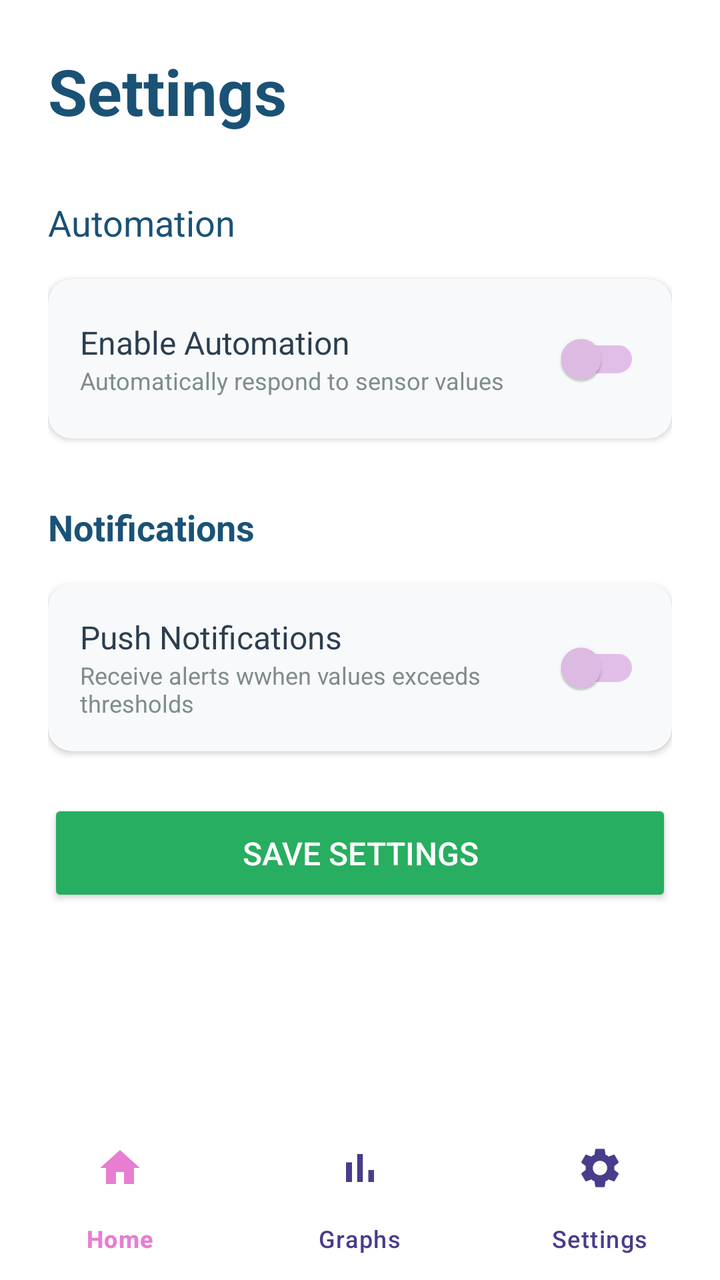
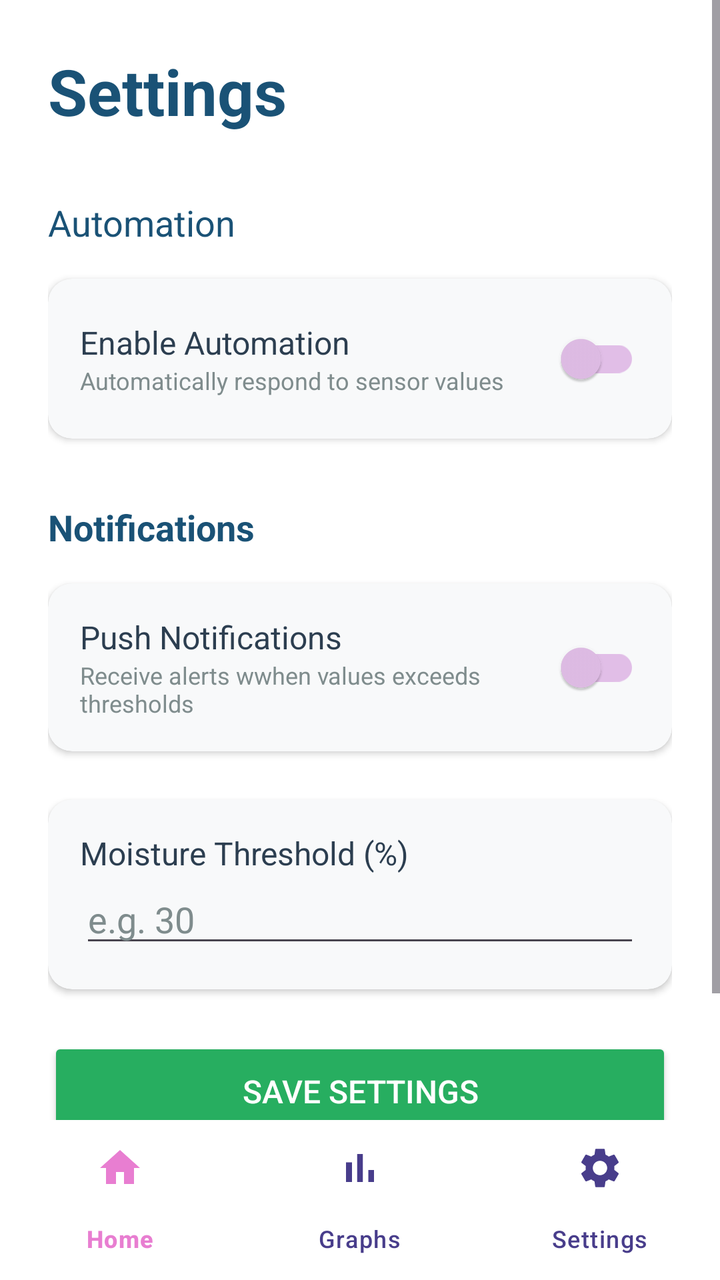

Screens rendered from an Android XML layout before and after an edit, with the pre-edit source and the edit as a unified diff.
<!-- AndroidManifest.xml: application theme Theme.Example2 -->
<!-- res/layout/activity_settings.xml -->
<?xml version="1.0" encoding="utf-8"?>
<LinearLayout
    xmlns:android="http://schemas.android.com/apk/res/android"
    xmlns:app="http://schemas.android.com/apk/res-auto"
    android:layout_width="match_parent"
    android:layout_height="match_parent"
    android:orientation="vertical"
    android:background="#FFFFFF">

    <ScrollView
        android:layout_width="match_parent"
        android:layout_height="0dp"
        android:layout_weight="1"
        android:fillViewport="true">


    
    <LinearLayout
        android:layout_width="match_parent"
        android:layout_height="0dp"
        android:layout_weight="1"
        android:orientation="vertical"
        android:padding="24dp">

        <TextView
            android:layout_width="wrap_content"
            android:layout_height="wrap_content"
            android:text="Settings"
            android:textSize="32sp"
            android:textColor="#1A5276"
            android:textStyle="bold"
            android:layout_marginBottom="32dp"/>

        <TextView
            android:layout_width="wrap_content"
            android:layout_height="wrap_content"
            android:text="Automation"
            android:textSize="18sp"
            android:textColor="#1A5276"
            android:layout_marginBottom="16dp"/>

        
        <androidx.cardview.widget.CardView
            android:layout_width="match_parent"
            android:layout_height="wrap_content"
            android:layout_marginBottom="16dp"
            app:cardCornerRadius="12dp"
            app:cardElevation="2dp"
            app:cardBackgroundColor="#F8F9FA">

            <LinearLayout
                android:layout_width="match_parent"
                android:layout_height="wrap_content"
                android:orientation="horizontal"
                android:padding="16dp"
                android:gravity="center_vertical">

                <LinearLayout
                    android:layout_width="0dp"
                    android:layout_height="wrap_content"
                    android:layout_weight="1"
                    android:orientation="vertical">

                    <TextView
                        android:layout_width="wrap_content"
                        android:layout_height="wrap_content"
                        android:text="Enable Automation"
                        android:textSize="16sp"
                        android:textColor="#2C3E50"/>
                    <TextView
                        android:layout_width="wrap_content"
                        android:layout_height="wrap_content"
                        android:text="Automatically respond to sensor values"
                        android:textSize="12sp"
                        android:textColor="#7F8C8D"/>

                </LinearLayout>
                <com.google.android.material.switchmaterial.SwitchMaterial
                    android:id="@+id/switchAutomation"
                    android:layout_width="wrap_content"
                    android:layout_height="wrap_content"
                    app:thumbTint="@color/switch_thumb_color"
                    app:trackTint="@color/switch_track_color"/>

            </LinearLayout>
        </androidx.cardview.widget.CardView>

        

        <TextView
            android:layout_width="wrap_content"
            android:layout_height="wrap_content"
            android:text="Notifications"
            android:textSize="18sp"
            android:textColor="#1A5276"
            android:textStyle="bold"
            android:layout_marginBottom="16dp"
            android:layout_marginTop="16dp"/>

        <androidx.cardview.widget.CardView
            android:layout_width="match_parent"
            android:layout_height="wrap_content"
            android:layout_marginBottom="24dp"
            app:cardCornerRadius="12dp"
            app:cardElevation="2dp"
            app:cardBackgroundColor="#F8F9FA">

            <LinearLayout
                android:layout_width="match_parent"
                android:layout_height="wrap_content"
                android:orientation="horizontal"
                android:padding="16dp"
                android:gravity="center_vertical">

                <LinearLayout
                    android:layout_width="0dp"
                    android:layout_height="wrap_content"
                    android:layout_weight="1"
                    android:orientation="vertical">

                    <TextView
                        android:layout_width="wrap_content"
                        android:layout_height="wrap_content"
                        android:text="Push Notifications"
                        android:textSize="16sp"
                        android:textColor="#2C3E50"/>
                    <TextView
                        android:layout_width="wrap_content"
                        android:layout_height="wrap_content"
                        android:text="Receive alerts wwhen values exceeds thresholds"
                        android:textSize="12sp"
                        android:textColor="#7F8C8D"/>

    </LinearLayout>
        <com.google.android.material.switchmaterial.SwitchMaterial
            android:id="@+id/switchNotifications"
            android:layout_width="wrap_content"
            android:layout_height="wrap_content"
            app:thumbTint="@color/switch_thumb_color"
            app:trackTint="@color/switch_track_color"/>

            </LinearLayout>
        </androidx.cardview.widget.CardView>

        

        <Button
            android:id="@+id/btnSaveSettings"
            android:layout_width="match_parent"
            android:layout_height="wrap_content"
            android:text="Save Settings"
            android:textSize="16sp"
            android:backgroundTint="#27AE60"
            android:textColor="#FFFFFF"
            android:padding="16dp"/>

        <TextView
            android:id="@+id/tvSettingStatus"
            android:layout_width="wrap_content"
            android:layout_height="wrap_content"
            android:layout_gravity="center_horizontal"
            android:layout_marginTop="16dp"
            android:text=""
            android:textSize="14sp"
            android:textColor="#27AE60"/>
    </LinearLayout>
    </ScrollView>

    <com.google.android.material.bottomnavigation.BottomNavigationView
        android:id="@+id/bottomNavigation"
        android:layout_width="match_parent"
        android:layout_height="wrap_content"
        android:background="#FFFFFF"
        app:menu="@menu/bottom_nav_menu"
        app:itemIconTint="@color/nav_item_colour"
        app:itemTextColor="@color/nav_item_colour"
        app:labelVisibilityMode="labeled"/>

</LinearLayout>
<!-- resources referenced by this layout -->
<resources>
  <style name="Theme.Example2" parent="Theme.Material3.DayNight.NoActionBar">
          
          <item name="colorPrimary">@color/purple_500</item>
          <item name="colorPrimaryVariant">@color/purple_700</item>
          <item name="colorOnPrimary">@color/white</item>
          
          <item name="colorSecondary">@color/teal_200</item>
          <item name="colorSecondaryVariant">@color/teal_700</item>
          <item name="colorOnSecondary">@color/black</item>
          
          <item name="android:statusBarColor">?attr/colorPrimaryVariant</item>
          
      </style>
  <color name="purple_500">#FF6200EE</color>
  <color name="purple_700">#FF3700B3</color>
  <color name="white">#FFFFFFFF</color>
  <color name="teal_200">#FF03DAC5</color>
  <color name="teal_700">#FF018786</color>
  <color name="black">#FF000000</color>
</resources>

<!-- the commit's change to res/layout/activity_settings.xml (unified diff, before → after) -->
@@ -97,6 +97,7 @@
             android:layout_marginBottom="16dp"
             android:layout_marginTop="16dp"/>
 
+        
         <androidx.cardview.widget.CardView
             android:layout_width="match_parent"
             android:layout_height="wrap_content"
@@ -141,6 +142,42 @@
 
             </LinearLayout>
         </androidx.cardview.widget.CardView>
+
+        
+        <androidx.cardview.widget.CardView
+            android:layout_width="match_parent"
+            android:layout_height="wrap_content"
+            android:layout_marginBottom="24dp"
+            app:cardCornerRadius="12dp"
+            app:cardElevation="2dp"
+            app:cardBackgroundColor="#F8F9FA">
+            
+            <LinearLayout
+                android:layout_width="match_parent"
+                android:layout_height="wrap_content"
+                android:orientation="vertical"
+                android:padding="16dp">
+
+                <TextView
+                    android:layout_width="wrap_content"
+                    android:layout_height="wrap_content"
+                    android:text="Moisture Threshold (%)"
+                    android:textSize="16sp"
+                    android:textColor="#2C3E50"/>
+
+                <EditText
+                    android:id="@+id/etThreshold"
+                    android:layout_width="match_parent"
+                    android:layout_height="wrap_content"
+                    android:hint="e.g. 30"
+                    android:inputType="number"
+                    android:maxLength="3"
+                    android:textColor="#2C3E50"
+                    android:textColorHint="#7F8C8D"/>
+
+                    
+            </LinearLayout>
+    </androidx.cardview.widget.CardView>
 
         
 
